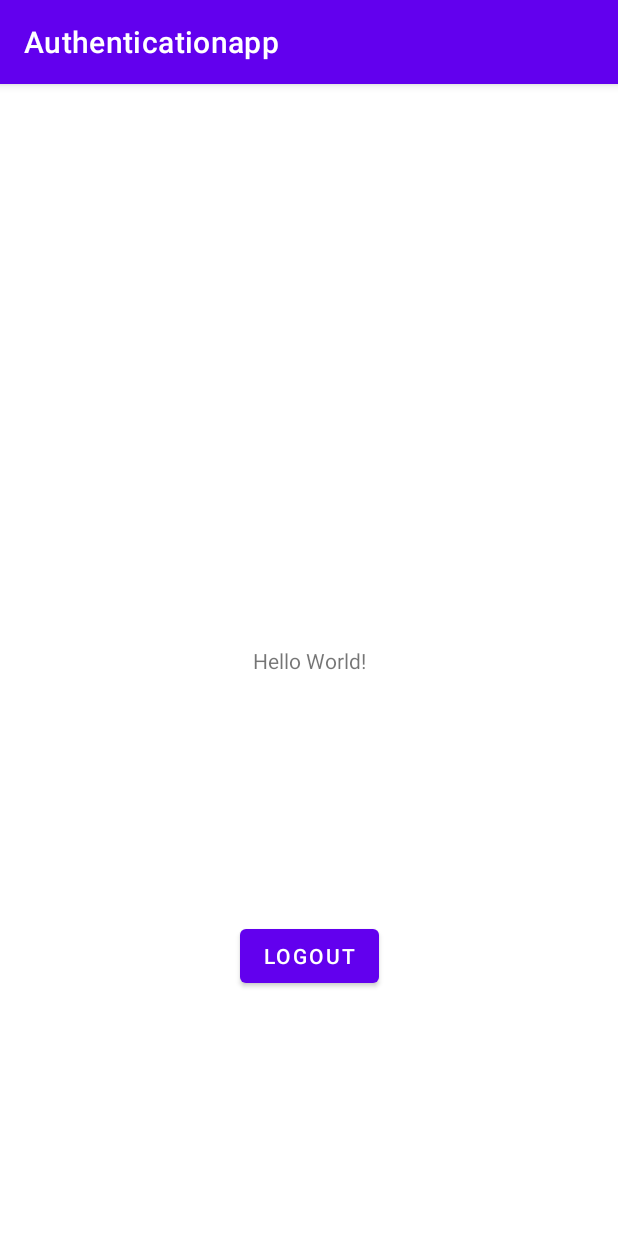
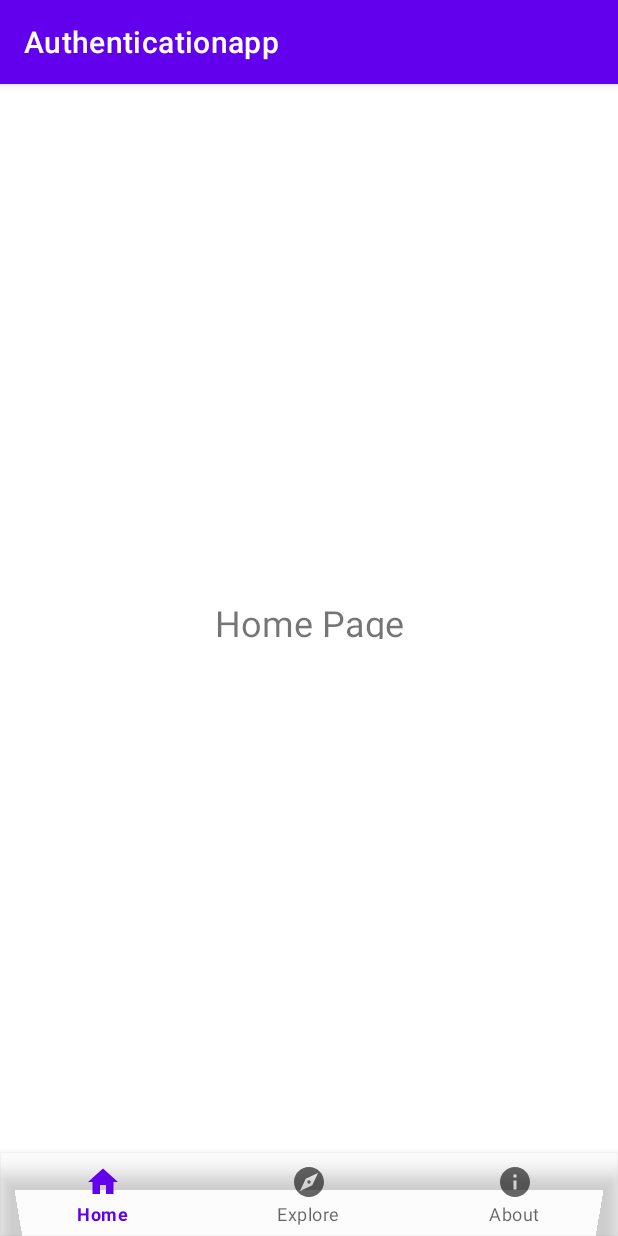
Before and after one commit to niravshah01/AuthenticationApp, an Android app: the screen it shows after launch once a user with an empty profile is signed in (MainActivity), on a phone screen of 412 x 824 dp. Run offline under Robolectric (Android 15) with nearby library versions, the phone set to English and light mode, and no system bars; our stand-ins replace Firebase (no records; nobody signed in at launch, a user with empty details on screens opened directly).

Commit message:
Fitness App

```diff
--- a/app/build.gradle
+++ b/app/build.gradle
@@ -35,7 +35,9 @@ dependencies {
     implementation 'com.google.android.material:material:1.3.0'
     implementation 'androidx.constraintlayout:constraintlayout:2.0.4'
     implementation 'com.google.firebase:firebase-auth:21.0.1'
-    testImplementation 'junit:junit:4.+'
+    implementation 'com.google.android.material:material:1.3.0'
+    implementation 'androidx.legacy:legacy-support-v4:1.0.0'
+    testImplementation 'junit:junit:4.13.2'
     androidTestImplementation 'androidx.test.ext:junit:1.1.2'
     androidTestImplementation 'androidx.test.espresso:espresso-core:3.3.0'
 }
--- a/app/src/main/AndroidManifest.xml
+++ b/app/src/main/AndroidManifest.xml
@@ -9,7 +9,7 @@
         android:roundIcon="@mipmap/ic_launcher_round"
         android:supportsRtl="true"
         android:theme="@style/Theme.Authenticationapp">
-        <activity android:name=".SignupAct"></activity>
+        <activity android:name=".SignupAct" />
         <activity android:name=".LoginAct" />
         <activity android:name=".MainActivity">
             <intent-filter>
--- /dev/null
+++ b/app/src/main/java/com/example/authenticationapp/HomeFragment.java
@@ -0,0 +1,64 @@
+package com.example.authenticationapp;
+
+import android.os.Bundle;
+
+import androidx.fragment.app.Fragment;
+
+import android.view.LayoutInflater;
+import android.view.View;
+import android.view.ViewGroup;
+
+/**
+ * A simple {@link Fragment} subclass.
+ * Use the {@link HomeFragment#newInstance} factory method to
+ * create an instance of this fragment.
+ */
+public class HomeFragment extends Fragment {
+
+    // TODO: Rename parameter arguments, choose names that match
+    // the fragment initialization parameters, e.g. ARG_ITEM_NUMBER
+    private static final String ARG_PARAM1 = "param1";
+    private static final String ARG_PARAM2 = "param2";
+
+    // TODO: Rename and change types of parameters
+    private String mParam1;
+    private String mParam2;
+
+    public HomeFragment() {
+        // Required empty public constructor
+    }
+
+    /**
+     * Use this factory method to create a new instance of
+     * this fragment using the provided parameters.
+     *
+     * @param param1 Parameter 1.
+     * @param param2 Parameter 2.
+     * @return A new instance of fragment HomeFragment.
+     */
+    // TODO: Rename and change types and number of parameters
+    public static HomeFragment newInstance(String param1, String param2) {
+        HomeFragment fragment = new HomeFragment();
+        Bundle args = new Bundle();
+        args.putString(ARG_PARAM1, param1);
+        args.putString(ARG_PARAM2, param2);
+        fragment.setArguments(args);
+        return fragment;
+    }
+
+    @Override
+    public void onCreate(Bundle savedInstanceState) {
+        super.onCreate(savedInstanceState);
+        if (getArguments() != null) {
+            mParam1 = getArguments().getString(ARG_PARAM1);
+            mParam2 = getArguments().getString(ARG_PARAM2);
+        }
+    }
+
+    @Override
+    public View onCreateView(LayoutInflater inflater, ViewGroup container,
+                             Bundle savedInstanceState) {
+        // Inflate the layout for this fragment
+        return inflater.inflate(R.layout.fragment_home, container, false);
+    }
+}
--- a/app/src/main/java/com/example/authenticationapp/MainActivity.java
+++ b/app/src/main/java/com/example/authenticationapp/MainActivity.java
@@ -1,25 +1,26 @@
 package com.example.authenticationapp;
-
-import androidx.appcompat.app.AppCompatActivity;
 
 import android.content.Intent;
 import android.os.Bundle;
-import android.view.View;
-import android.widget.Button;
+import android.view.MenuItem;
 
+import androidx.annotation.NonNull;
+import androidx.appcompat.app.AppCompatActivity;
+import androidx.fragment.app.Fragment;
+
+import com.google.android.material.bottomnavigation.BottomNavigationView;
 import com.google.firebase.auth.FirebaseAuth;
 
 public class MainActivity extends AppCompatActivity {
 
-    FirebaseAuth fauth;
-    Button logout;
+    BottomNavigationView bnv;
 
     @Override
     protected void onCreate(Bundle savedInstanceState) {
         super.onCreate(savedInstanceState);
         setContentView(R.layout.activity_main);
 
-        logout = findViewById(R.id.logout);
+        FirebaseAuth fauth;
         fauth = FirebaseAuth.getInstance();
 
         if(fauth.getCurrentUser()==null){
@@ -27,12 +28,30 @@ public class MainActivity extends AppCompatActivity {
             startActivity(intent);
         }
 
-        logout.setOnClickListener(new View.OnClickListener() {
+        getSupportFragmentManager().beginTransaction().replace(R.id.framecontainer,new HomeFragment()).commit();
+
+        bnv = findViewById(R.id.bottom_navigation);
+        bnv.setOnNavigationItemSelectedListener(new BottomNavigationView.OnNavigationItemSelectedListener() {
             @Override
-            public void onClick(View v) {
-                fauth.signOut();
-                Intent intent1 = new Intent(MainActivity.this, LoginAct.class);
-                startActivity(intent1);
+            public boolean onNavigationItemSelected(@NonNull MenuItem item) {
+
+                Fragment fragment = null;
+
+                switch (item.getItemId()){
+                    case R.id.menu_home:
+                        fragment = new HomeFragment();
+                        break;
+                    case R.id.menu_explore:
+                        fragment = new ExploreFragment();
+                        break;
+                    case R.id.menu_about:
+                        fragment = new AboutFragment();
+                        break;
+                }
+
+                getSupportFragmentManager().beginTransaction().replace(R.id.framecontainer,fragment).commit();
+
+                return true;
             }
         });
     }
--- a/app/src/main/java/com/example/authenticationapp/SignupAct.java
+++ b/app/src/main/java/com/example/authenticationapp/SignupAct.java
@@ -69,8 +69,8 @@ public class SignupAct extends AppCompatActivity {
             public void onComplete(@NonNull Task<AuthResult> task) {
                 if (task.isSuccessful()) {
                     Toast.makeText(getApplicationContext(), "Registration successful!", Toast.LENGTH_LONG).show();
-                    Intent intent = new Intent(SignupAct.this, MainActivity.class);
-                    startActivity(intent);
+                    Intent intent2 = new Intent(SignupAct.this, MainActivity.class);
+                    startActivity(intent2);
                 }
                 else{
                     Toast.makeText(getApplicationContext(),"Registration failed!!"+" Please try again later",Toast.LENGTH_LONG).show();
--- /dev/null
+++ b/app/src/main/res/drawable/ic_about.xml
@@ -0,0 +1,10 @@
+<vector xmlns:android="http://schemas.android.com/apk/res/android"
+    android:width="24dp"
+    android:height="24dp"
+    android:viewportWidth="24"
+    android:viewportHeight="24"
+    android:tint="?attr/colorControlNormal">
+  <path
+      android:fillColor="@android:color/white"
+      android:pathData="M12,2C6.48,2 2,6.48 2,12s4.48,10 10,10 10,-4.48 10,-10S17.52,2 12,2zM13,17h-2v-6h2v6zM13,9h-2L11,7h2v2z"/>
+</vector>
--- /dev/null
+++ b/app/src/main/res/drawable/ic_explore.xml
@@ -0,0 +1,10 @@
+<vector xmlns:android="http://schemas.android.com/apk/res/android"
+    android:width="24dp"
+    android:height="24dp"
+    android:viewportWidth="24"
+    android:viewportHeight="24"
+    android:tint="?attr/colorControlNormal">
+  <path
+      android:fillColor="@android:color/white"
+      android:pathData="M12,10.9c-0.61,0 -1.1,0.49 -1.1,1.1s0.49,1.1 1.1,1.1c0.61,0 1.1,-0.49 1.1,-1.1s-0.49,-1.1 -1.1,-1.1zM12,2C6.48,2 2,6.48 2,12s4.48,10 10,10 10,-4.48 10,-10S17.52,2 12,2zM14.19,14.19L6,18l3.81,-8.19L18,6l-3.81,8.19z"/>
+</vector>
--- /dev/null
+++ b/app/src/main/res/drawable/ic_home.xml
@@ -0,0 +1,10 @@
+<vector xmlns:android="http://schemas.android.com/apk/res/android"
+    android:width="24dp"
+    android:height="24dp"
+    android:viewportWidth="24"
+    android:viewportHeight="24"
+    android:tint="?attr/colorControlNormal">
+  <path
+      android:fillColor="@android:color/white"
+      android:pathData="M10,20v-6h4v6h5v-8h3L12,3 2,12h3v8z"/>
+</vector>
--- a/app/src/main/res/layout/activity_main.xml
+++ b/app/src/main/res/layout/activity_main.xml
@@ -1,29 +1,23 @@
 <?xml version="1.0" encoding="utf-8"?>
-<androidx.constraintlayout.widget.ConstraintLayout xmlns:android="http://schemas.android.com/apk/res/android"
+<RelativeLayout xmlns:android="http://schemas.android.com/apk/res/android"
     xmlns:app="http://schemas.android.com/apk/res-auto"
     xmlns:tools="http://schemas.android.com/tools"
     android:layout_width="match_parent"
     android:layout_height="match_parent"
     tools:context=".MainActivity">
 
-    <TextView
-        android:id="@+id/textView2"
-        android:layout_width="wrap_content"
+    <FrameLayout
+        android:layout_width="match_parent"
+        android:layout_height="match_parent"
+        android:id="@+id/framecontainer"
+        android:layout_above="@+id/bottom_navigation"/>
+
+    <com.google.android.material.bottomnavigation.BottomNavigationView
+        android:layout_width="match_parent"
         android:layout_height="wrap_content"
-        android:text="Hello World!"
-        app:layout_constraintBottom_toBottomOf="parent"
-        app:layout_constraintLeft_toLeftOf="parent"
-        app:layout_constraintRight_toRightOf="parent"
-        app:layout_constraintTop_toTopOf="parent" />
+        android:id="@+id/bottom_navigation"
+        android:background="@color/cardview_shadow_end_color"
+        app:menu="@menu/navigation_menu"
+        android:layout_alignParentBottom="true"/>
 
-    <Button
-        android:id="@+id/logout"
-        android:layout_width="wrap_content"
-        android:layout_height="wrap_content"
-        android:text="@string/logout"
-        app:layout_constraintBottom_toBottomOf="parent"
-        app:layout_constraintEnd_toEndOf="parent"
-        app:layout_constraintStart_toStartOf="parent"
-        app:layout_constraintTop_toBottomOf="@+id/textView2" />
-
-</androidx.constraintlayout.widget.ConstraintLayout>
+</RelativeLayout>
--- /dev/null
+++ b/app/src/main/res/layout/fragment_home.xml
@@ -0,0 +1,21 @@
+<?xml version="1.0" encoding="utf-8"?>
+<androidx.constraintlayout.widget.ConstraintLayout xmlns:android="http://schemas.android.com/apk/res/android"
+    xmlns:app="http://schemas.android.com/apk/res-auto"
+    xmlns:tools="http://schemas.android.com/tools"
+    android:layout_width="match_parent"
+    android:layout_height="match_parent"
+    tools:context=".ExploreFragment">
+
+    <TextView
+        android:id="@+id/texthome"
+        android:layout_width="274dp"
+        android:layout_height="27dp"
+        android:gravity="center"
+        android:text="Home Page"
+        android:textSize="24sp"
+        app:layout_constraintBottom_toBottomOf="parent"
+        app:layout_constraintEnd_toEndOf="parent"
+        app:layout_constraintStart_toStartOf="parent"
+        app:layout_constraintTop_toTopOf="parent" />
+
+</androidx.constraintlayout.widget.ConstraintLayout>
--- /dev/null
+++ b/app/src/main/res/menu/navigation_menu.xml
@@ -0,0 +1,17 @@
+<?xml version="1.0" encoding="utf-8"?>
+<menu xmlns:android="http://schemas.android.com/apk/res/android">
+
+    <item
+        android:id="@+id/menu_home"
+        android:icon="@drawable/ic_home"
+        android:title="Home"/>
+    <item
+        android:id="@+id/menu_explore"
+        android:icon="@drawable/ic_explore"
+        android:title="Explore"/>
+    <item
+        android:id="@+id/menu_about"
+        android:icon="@drawable/ic_about"
+        android:title="About"/>
+
+</menu>
--- a/app/src/main/res/values/strings.xml
+++ b/app/src/main/res/values/strings.xml
@@ -9,4 +9,6 @@
     <string name="mobile_no">mobile_no</string>
     <string name="password">password</string>
     <string name="logout">Logout</string>
+    <!-- TODO: Remove or change this placeholder text -->
+    <string name="hello_blank_fragment">Hello blank fragment</string>
 </resources>
```
Also changed, not shown: app/src/main/java/com/example/authenticationapp/AboutFragment.java (added, +96 -0 lines), app/src/main/java/com/example/authenticationapp/ExploreFragment.java (added, +64 -0 lines), app/src/main/res/layout/fragment_about.xml (added, +40 -0 lines), app/src/main/res/layout/fragment_explore.xml (added, +21 -0 lines).
